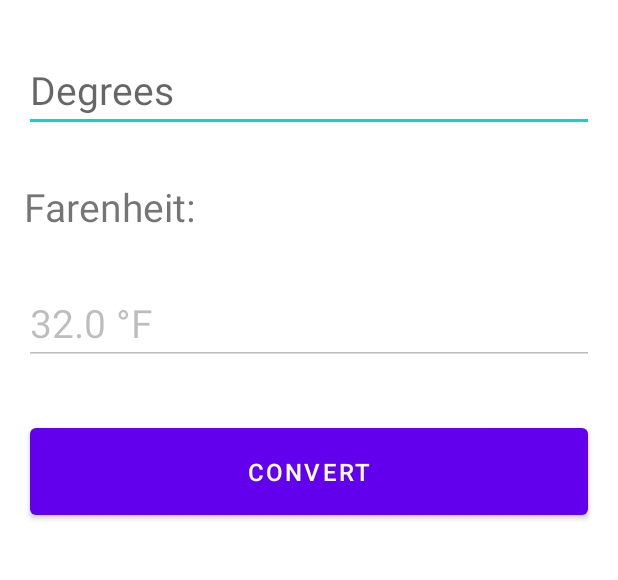
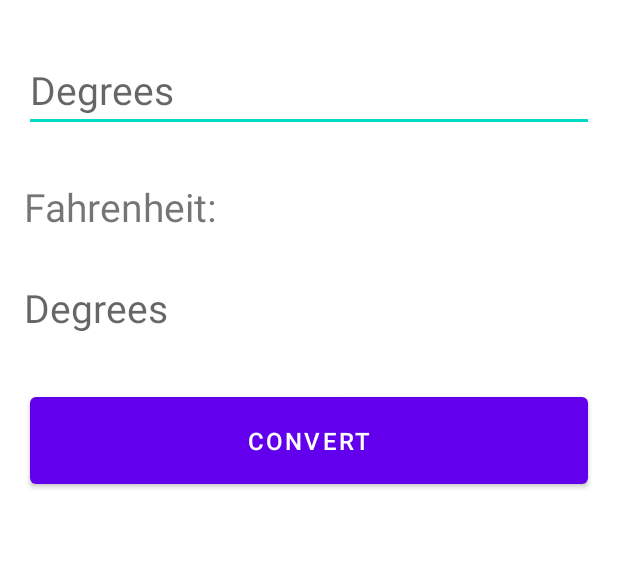
Before and after one commit to sebastianbellodev/android-celsius-app, an Android app: the screen it shows after launch (MainActivity), after a tap on "CONVERT", on a phone screen of 412 x 824 dp, the part 508-1088 px from its top. Run offline under Robolectric (Android 15) with nearby library versions, the phone set to English and light mode, and no system bars.

Commit message:
Update Celsius/

```diff
--- a/app/src/main/java/com/example/celsius/MainActivity.java
+++ b/app/src/main/java/com/example/celsius/MainActivity.java
@@ -5,6 +5,8 @@ import androidx.appcompat.app.AppCompatActivity;
 import android.os.Bundle;
 import android.widget.Button;
 import android.widget.EditText;
+import android.widget.TextView;
+import android.widget.Toast;
 
 public class MainActivity extends AppCompatActivity {
 
@@ -15,13 +17,20 @@ public class MainActivity extends AppCompatActivity {
         setContentView(R.layout.activity_main);
 
         EditText celsiusDegrees = findViewById(R.id.celsius_degrees);
-        EditText fahrenheitDegrees = findViewById(R.id.farenheit_degrees);
+        TextView fahrenheitDegrees = findViewById(R.id.fahrenheit_degrees);
         fahrenheitDegrees.setEnabled(false);
         Button convertButton = findViewById(R.id.convert_button);
 
         convertButton.setOnClickListener(v -> {
-            String result = String.valueOf(setFahrenheitDegrees(celsiusDegrees.getText().toString()));
-            fahrenheitDegrees.setText(String.format("%s °F", result));
+            if(!celsiusDegrees.getText().toString().isEmpty()) {
+                double degrees = setFahrenheitDegrees(celsiusDegrees.getText().toString());
+                String result = String.valueOf(Math.ceil(degrees));
+                fahrenheitDegrees.setText(String.format("%s °F", result));
+            } else {
+                fahrenheitDegrees.setText("");
+                Toast.makeText(this,"Don't forget to type something",
+                        Toast.LENGTH_SHORT).show();
+            }
         });
     }
 
--- a/app/src/main/res/layout/activity_main.xml
+++ b/app/src/main/res/layout/activity_main.xml
@@ -11,13 +11,14 @@
         android:layout_width="match_parent"
         android:layout_height="wrap_content"
         android:adjustViewBounds="true"
+        android:contentDescription="@string/thermometer_description"
         android:src="@drawable/temperature" />
 
     <TextView
         android:id="@+id/celsius"
         android:layout_width="wrap_content"
         android:layout_height="wrap_content"
-        android:text="Celsius:"
+        android:text="@string/celsius"
         android:textSize="26sp"
         android:layout_margin="16sp"
         />
@@ -26,26 +27,26 @@
         android:id="@+id/celsius_degrees"
         android:layout_width="match_parent"
         android:layout_height="wrap_content"
-        android:hint="Degrees"
-        android:inputType="numberPassword"
+        android:hint="@string/celsius_degrees"
+        android:inputType="number"
         android:textSize="26sp"
         android:layout_margin="16sp"
         />
 
     <TextView
-        android:id="@+id/farenheit"
+        android:id="@+id/fahrenheit"
         android:layout_width="wrap_content"
         android:layout_height="wrap_content"
-        android:text="Farenheit:"
+        android:text="@string/fahrenheit"
         android:textSize="26sp"
         android:layout_margin="16sp"
         />
 
-    <EditText
-        android:id="@+id/farenheit_degrees"
+    <TextView
+        android:id="@+id/fahrenheit_degrees"
         android:layout_width="match_parent"
         android:layout_height="wrap_content"
-        android:hint="Degrees"
+        android:hint="@string/fahrenheit_degrees"
         android:textSize="26sp"
         android:layout_margin="16sp"
         />
@@ -55,7 +56,7 @@
         android:layout_width="match_parent"
         android:layout_height="70dp"
         android:layout_margin="20sp"
-        android:text="Convert"
+        android:text="@string/convert_button"
         android:textSize="16sp" />
 
 </LinearLayout>
--- a/app/src/main/res/values/strings.xml
+++ b/app/src/main/res/values/strings.xml
@@ -1,3 +1,9 @@
 <resources>
-    <string name="app_name">Celsius</string>
+    <string name="app_name" translatable="false">Celsius</string>
+    <string name="celsius_degrees">Degrees</string>
+    <string name="fahrenheit_degrees">Degrees</string>
+    <string name="convert_button">Convert</string>
+    <string name="celsius">Celsius:</string>
+    <string name="fahrenheit">Fahrenheit:</string>
+    <string name="thermometer_description">Thermometer</string>
 </resources>
```
Also changed, not shown: 1 other file.
